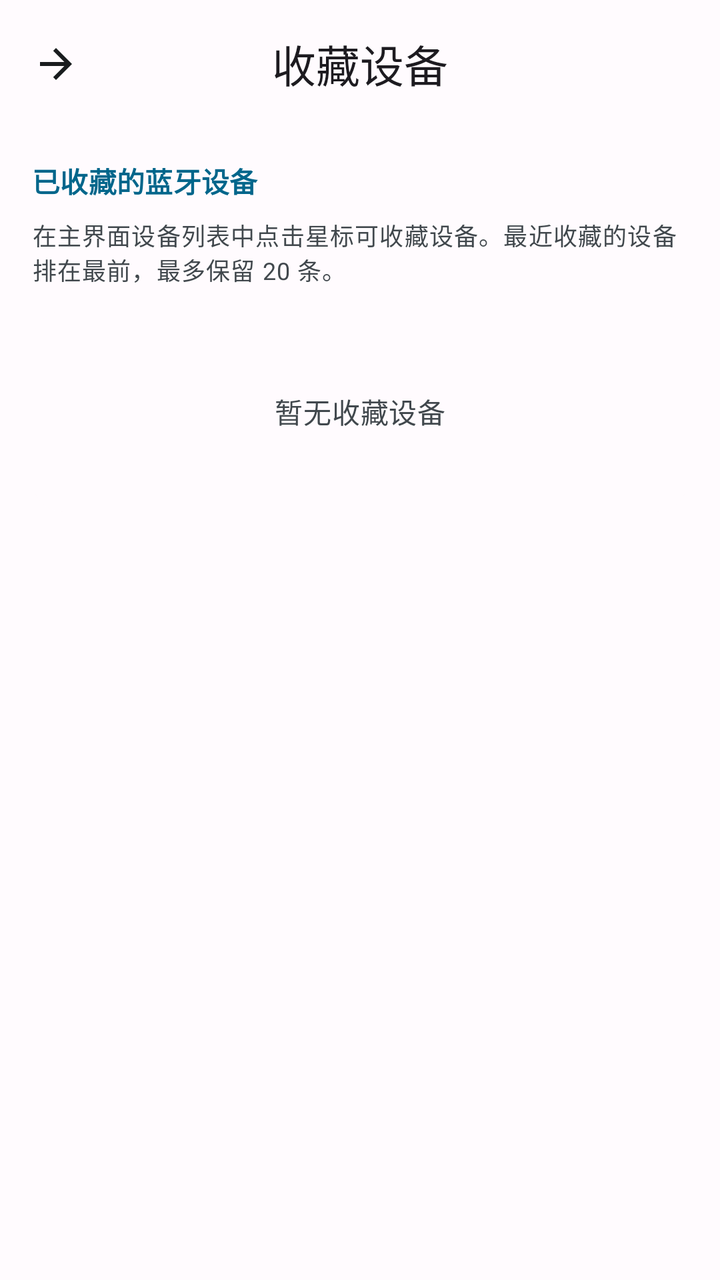
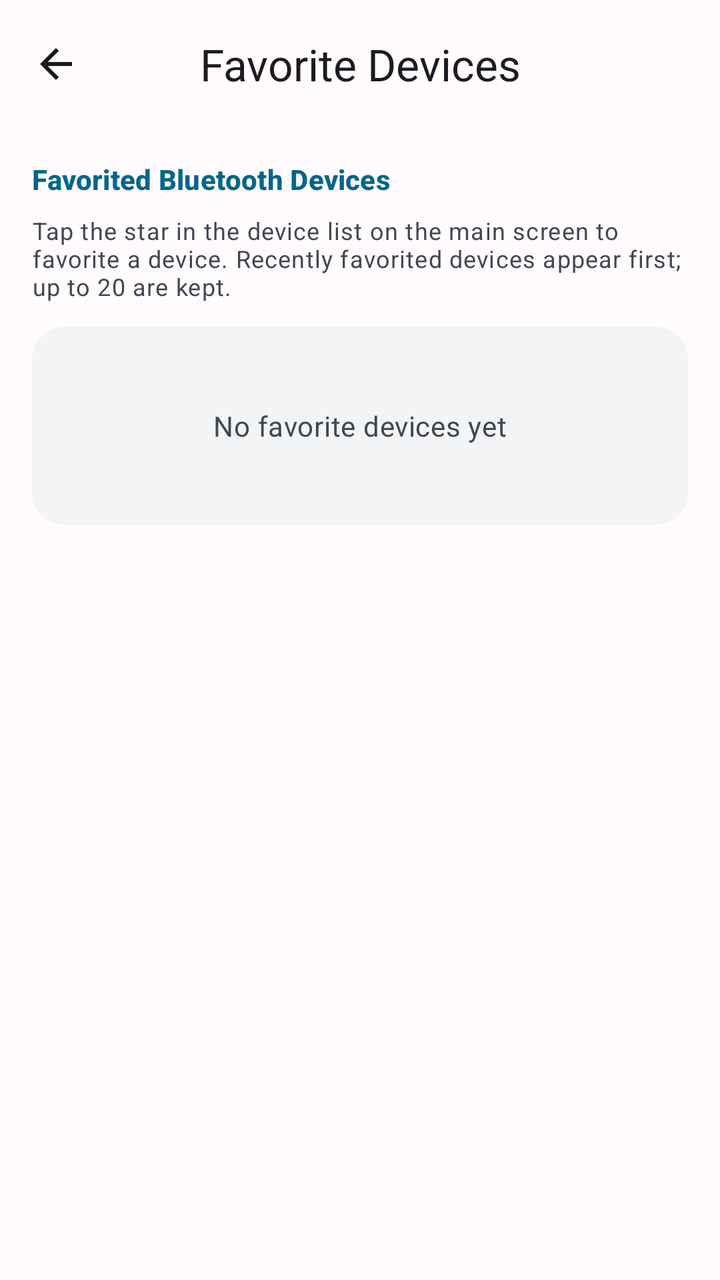

The first picture is an Android layout as it rendered before a commit; the second is the same layout after the commit. The layout source and the unified diff follow.
<!-- AndroidManifest.xml: application theme Theme.HeartRateMonitorMobile -->
<!-- res/layout/activity_favorite_devices.xml -->
<?xml version="1.0" encoding="utf-8"?>
<androidx.coordinatorlayout.widget.CoordinatorLayout xmlns:android="http://schemas.android.com/apk/res/android"
    xmlns:app="http://schemas.android.com/apk/res-auto"
    xmlns:tools="http://schemas.android.com/tools"
    android:layout_width="match_parent"
    android:layout_height="match_parent"
    android:background="?attr/colorSurface"
    tools:context=".ui.favorite.FavoriteDevicesActivity">

    <com.google.android.material.appbar.AppBarLayout
        android:id="@+id/appBar"
        android:layout_width="match_parent"
        android:layout_height="wrap_content"
        android:background="?attr/colorSurface"
        app:elevation="0dp">

        <com.google.android.material.appbar.MaterialToolbar
            android:id="@+id/toolbar"
            style="@style/Widget.App.Toolbar"
            android:layout_width="match_parent"
            android:layout_height="?attr/actionBarSize"
            app:navigationIcon="@drawable/ic_arrow_forward"
            app:navigationIconTint="?attr/colorOnSurface"
            app:title="收藏设备" />

    </com.google.android.material.appbar.AppBarLayout>

    <androidx.core.widget.NestedScrollView
        android:layout_width="match_parent"
        android:layout_height="match_parent"
        app:layout_behavior="@string/appbar_scrolling_view_behavior">

        <LinearLayout
            android:layout_width="match_parent"
            android:layout_height="wrap_content"
            android:orientation="vertical"
            android:padding="16dp">

            <TextView
                android:layout_width="wrap_content"
                android:layout_height="wrap_content"
                android:layout_marginBottom="8dp"
                android:text="已收藏的蓝牙设备"
                style="@style/TextAppearance.App.SettingSection" />

            <TextView
                android:layout_width="match_parent"
                android:layout_height="wrap_content"
                android:layout_marginBottom="12dp"
                android:text="在主界面设备列表中点击星标可收藏设备。最近收藏的设备排在最前，最多保留 20 条。"
                android:textAppearance="?attr/textAppearanceBodySmall"
                android:textColor="?attr/colorOnSurfaceVariant" />

            <com.google.android.material.card.MaterialCardView
                style="@style/Widget.App.Card"
                android:layout_width="match_parent"
                android:layout_height="wrap_content">

                <LinearLayout
                    android:layout_width="match_parent"
                    android:layout_height="wrap_content"
                    android:orientation="vertical"
                    android:padding="16dp">

                    <LinearLayout
                        android:id="@+id/favoriteDevicesContainer"
                        android:layout_width="match_parent"
                        android:layout_height="wrap_content"
                        android:orientation="vertical" />

                    <TextView
                        android:id="@+id/favoriteDevicesEmpty"
                        android:layout_width="match_parent"
                        android:layout_height="wrap_content"
                        android:gravity="center"
                        android:paddingVertical="24dp"
                        android:text="暂无收藏设备"
                        android:textAppearance="?attr/textAppearanceBodyMedium"
                        android:textColor="?attr/colorOnSurfaceVariant" />
                </LinearLayout>
            </com.google.android.material.card.MaterialCardView>

        </LinearLayout>

    </androidx.core.widget.NestedScrollView>

</androidx.coordinatorlayout.widget.CoordinatorLayout>
<!-- resources referenced by this layout -->
<resources>
  <!-- drawable ic_arrow_forward (drawable) -->
  <vector xmlns:android="http://schemas.android.com/apk/res/android"
      android:width="24dp"
      android:height="24dp"
      android:viewportWidth="24"
      android:viewportHeight="24">
      <path
          android:pathData="M12,4l-1.41,1.41L16.17,11H4v2h12.17l-5.58,5.59L12,20l8,-8z"
          android:fillColor="#000000"/>
  </vector>
  <style name="TextAppearance.App.SettingSection" parent="TextAppearance.Material3.TitleSmall">
          <item name="android:textColor">?attr/colorPrimary</item>
          <item name="android:textStyle">bold</item>
      </style>
  <style name="Widget.App.Toolbar" parent="Widget.Material3.Toolbar">
          <item name="android:background">@android:color/transparent</item>
          <item name="titleCentered">true</item>
          <item name="titleTextAppearance">?attr/textAppearanceTitleLarge</item>
      </style>
  <style name="Theme.HeartRateMonitorMobile" parent="Theme.Material3.DayNight.NoActionBar">
          <item name="colorPrimary">@color/primary_light</item>
          <item name="colorOnPrimary">@color/on_primary_light</item>
          <item name="colorPrimaryContainer">@color/primary_container_light</item>
          <item name="colorOnPrimaryContainer">@color/on_primary_container_light</item>
          <item name="android:colorBackground">@color/background_light</item>
          <item name="colorOnBackground">@color/on_background_light</item>
          <item name="colorSurface">@color/surface_light</item>
          <item name="colorOnSurface">@color/on_surface_light</item>
          <item name="colorSurfaceVariant">@color/surface_variant_light</item>
          <item name="colorOnSurfaceVariant">@color/on_surface_variant_light</item>
          <item name="colorSurfaceContainerLow">@color/surface_light</item>
          <item name="colorSurfaceContainer">@color/surface_light</item>
          <item name="colorSurfaceContainerHigh">@color/surface_variant_light</item>
          <item name="colorOutline">@color/surface_variant_light</item>
  
          <item name="android:statusBarColor">@android:color/transparent</item>
          <item name="android:windowLightStatusBar">true</item>
          <item name="android:navigationBarColor">@android:color/transparent</item>
          <item name="android:windowLightNavigationBar">true</item>
          <item name="android:windowBackground">@color/background_light</item>
      </style>
  <color name="primary_light">#00668B</color>
  <color name="on_primary_light">#FFFFFF</color>
  <color name="primary_container_light">#C3E8FF</color>
  <color name="on_primary_container_light">#001F2D</color>
  <color name="background_light">#F8F9FA</color>
  <color name="on_background_light">#191C1E</color>
  <color name="surface_light">#FFFBFE</color>
  <color name="on_surface_light">#191C1E</color>
  <color name="surface_variant_light">#DDE3EA</color>
  <color name="on_surface_variant_light">#41484D</color>
  <!-- unchanged entries left out for length: 1 -->
</resources>

<!-- the commit's change to res/layout/activity_favorite_devices.xml (unified diff, before → after) -->
@@ -19,9 +19,9 @@
             style="@style/Widget.App.Toolbar"
             android:layout_width="match_parent"
             android:layout_height="?attr/actionBarSize"
-            app:navigationIcon="@drawable/ic_arrow_forward"
+            app:navigationIcon="@drawable/ic_arrow_back"
             app:navigationIconTint="?attr/colorOnSurface"
-            app:title="收藏设备" />
+            app:title="@string/favorite_title" />
 
     </com.google.android.material.appbar.AppBarLayout>
 
@@ -40,14 +40,14 @@
                 android:layout_width="wrap_content"
                 android:layout_height="wrap_content"
                 android:layout_marginBottom="8dp"
-                android:text="已收藏的蓝牙设备"
+                android:text="@string/favorite_section"
                 style="@style/TextAppearance.App.SettingSection" />
 
             <TextView
                 android:layout_width="match_parent"
                 android:layout_height="wrap_content"
                 android:layout_marginBottom="12dp"
-                android:text="在主界面设备列表中点击星标可收藏设备。最近收藏的设备排在最前，最多保留 20 条。"
+                android:text="@string/favorite_hint"
                 android:textAppearance="?attr/textAppearanceBodySmall"
                 android:textColor="?attr/colorOnSurfaceVariant" />
 
@@ -74,7 +74,7 @@
                         android:layout_height="wrap_content"
                         android:gravity="center"
                         android:paddingVertical="24dp"
-                        android:text="暂无收藏设备"
+                        android:text="@string/favorite_empty"
                         android:textAppearance="?attr/textAppearanceBodyMedium"
                         android:textColor="?attr/colorOnSurfaceVariant" />
                 </LinearLayout>
<!-- resource entries referenced after the edit -->
@@ -1,15 +1,20 @@
 <!-- resources referenced by this layout -->
 <resources>
-  <!-- drawable ic_arrow_forward (drawable) -->
+  <!-- drawable ic_arrow_back (drawable) -->
   <vector xmlns:android="http://schemas.android.com/apk/res/android"
       android:width="24dp"
       android:height="24dp"
       android:viewportWidth="24"
-      android:viewportHeight="24">
+      android:viewportHeight="24"
+      android:autoMirrored="true">
       <path
-          android:pathData="M12,4l-1.41,1.41L16.17,11H4v2h12.17l-5.58,5.59L12,20l8,-8z"
+          android:pathData="M20,11H7.83l5.59,-5.59L12,4l-8,8 8,8 1.41,-1.41L7.83,13H20v-2z"
           android:fillColor="#000000"/>
   </vector>
+  <string name="favorite_empty">No favorite devices yet</string>
+  <string name="favorite_hint">Tap the star in the device list on the main screen to favorite a device. Recently favorited devices appear first; up to 20 are kept.</string>
+  <string name="favorite_section">Favorited Bluetooth Devices</string>
+  <string name="favorite_title">Favorite Devices</string>
   <style name="TextAppearance.App.SettingSection" parent="TextAppearance.Material3.TitleSmall">
           <item name="android:textColor">?attr/colorPrimary</item>
           <item name="android:textStyle">bold</item>
@@ -30,10 +35,11 @@
           <item name="colorOnSurface">@color/on_surface_light</item>
           <item name="colorSurfaceVariant">@color/surface_variant_light</item>
           <item name="colorOnSurfaceVariant">@color/on_surface_variant_light</item>
-          <item name="colorSurfaceContainerLow">@color/surface_light</item>
-          <item name="colorSurfaceContainer">@color/surface_light</item>
-          <item name="colorSurfaceContainerHigh">@color/surface_variant_light</item>
-          <item name="colorOutline">@color/surface_variant_light</item>
+          <item name="colorSurfaceContainerLow">@color/surface_container_low_light</item>
+          <item name="colorSurfaceContainer">@color/surface_container_light</item>
+          <item name="colorSurfaceContainerHigh">@color/surface_container_high_light</item>
+          <item name="colorSurfaceContainerHighest">@color/surface_container_highest_light</item>
+          <item name="colorOutline">@color/outline_light</item>
   
           <item name="android:statusBarColor">@android:color/transparent</item>
           <item name="android:windowLightStatusBar">true</item>
@@ -51,6 +57,11 @@
   <color name="on_surface_light">#191C1E</color>
   <color name="surface_variant_light">#DDE3EA</color>
   <color name="on_surface_variant_light">#41484D</color>
+  <color name="surface_container_low_light">#F3F4F6</color>
+  <color name="surface_container_light">#EDEFF2</color>
+  <color name="surface_container_high_light">#E7EAED</color>
+  <color name="surface_container_highest_light">#E1E5E9</color>
+  <color name="outline_light">#74777F</color>
   <!-- unchanged entries left out for length: 1 -->
 </resources>
 
